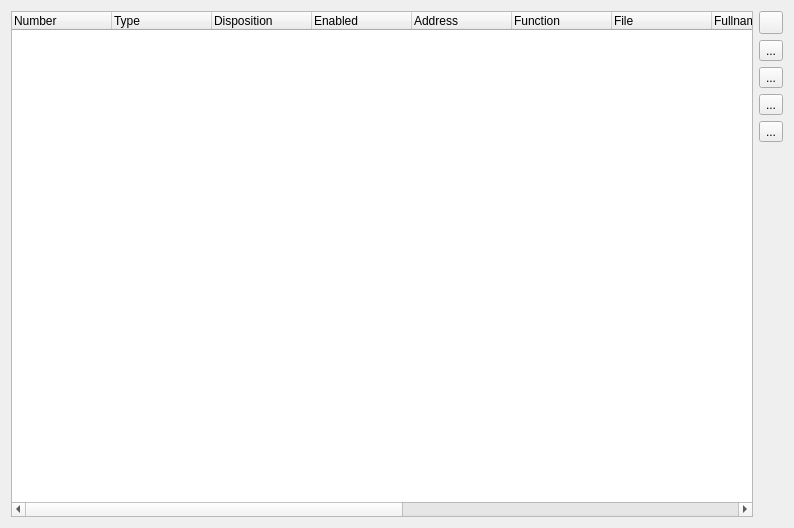
This is src/SeerBreakpointsBrowserWidget.ui in epasveer/seer as Qt 5 draws it before an edit. The edited form follows.
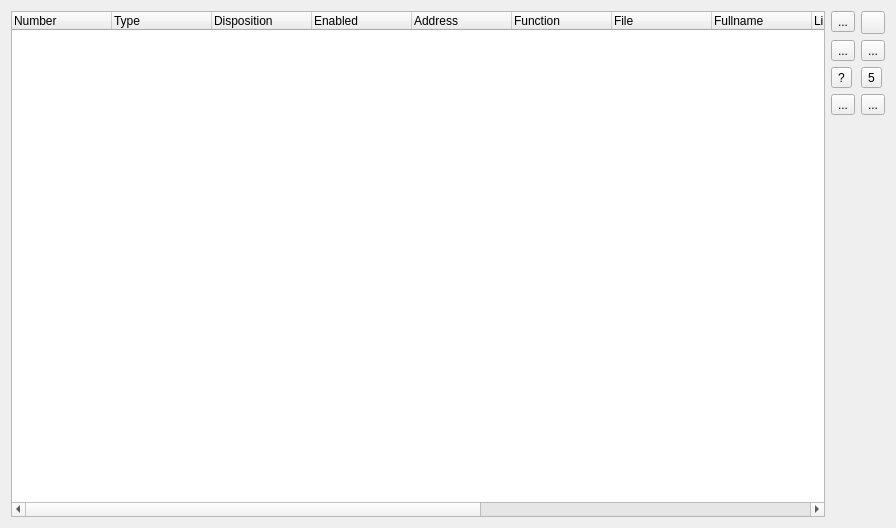
This is the edited form. Icons and pictures are not drawn.

Commit message: First pass at adding break commands/conditions/ignores.

```diff
--- a/src/SeerBreakpointsBrowserWidget.ui
+++ b/src/SeerBreakpointsBrowserWidget.ui
@@ -6,7 +6,7 @@
    <rect>
     <x>0</x>
     <y>0</y>
-    <width>794</width>
+    <width>896</width>
     <height>528</height>
    </rect>
   </property>
@@ -92,8 +92,22 @@
     </widget>
    </item>
    <item row="0" column="1">
-    <layout class="QVBoxLayout" name="verticalLayout">
-     <item>
+    <layout class="QFormLayout" name="formLayout">
+     <item row="0" column="0">
+      <widget class="QToolButton" name="addBreakpointToolButton">
+       <property name="toolTip">
+        <string>Add a new breakpoint.</string>
+       </property>
+       <property name="text">
+        <string>...</string>
+       </property>
+       <property name="icon">
+        <iconset resource="resource.qrc">
+         <normaloff>:/seer/resources/RelaxLightIcons/document-new.svg</normaloff>:/seer/resources/RelaxLightIcons/document-new.svg</iconset>
+       </property>
+      </widget>
+     </item>
+     <item row="0" column="1">
       <widget class="QToolButton" name="refreshBreakpointsToolButton">
        <property name="toolTip">
         <string>Refresh the list of breakpoints.</string>
@@ -107,35 +121,7 @@
        </property>
       </widget>
      </item>
-     <item>
-      <widget class="QToolButton" name="addBreakpointToolButton">
-       <property name="toolTip">
-        <string>Add a new breakpoint.</string>
-       </property>
-       <property name="text">
-        <string>...</string>
-       </property>
-       <property name="icon">
-        <iconset resource="resource.qrc">
-         <normaloff>:/seer/resources/RelaxLightIcons/document-new.svg</normaloff>:/seer/resources/RelaxLightIcons/document-new.svg</iconset>
-       </property>
-      </widget>
-     </item>
-     <item>
-      <widget class="QToolButton" name="deleteBreakpointsToolButton">
-       <property name="toolTip">
-        <string>Delete selected breakpoints.</string>
-       </property>
-       <property name="text">
-        <string>...</string>
-       </property>
-       <property name="icon">
-        <iconset resource="resource.qrc">
-         <normaloff>:/seer/resources/RelaxLightIcons/edit-delete.svg</normaloff>:/seer/resources/RelaxLightIcons/edit-delete.svg</iconset>
-       </property>
-      </widget>
-     </item>
-     <item>
+     <item row="1" column="0">
       <widget class="QToolButton" name="enableBreakpointsToolButton">
        <property name="toolTip">
         <string>Enable selected breakpoints.</string>
@@ -149,7 +135,7 @@
        </property>
       </widget>
      </item>
-     <item>
+     <item row="1" column="1">
       <widget class="QToolButton" name="disableBreakpointsToolButton">
        <property name="toolTip">
         <string>Disable selected breakpoints.</string>
@@ -163,8 +149,69 @@
        </property>
       </widget>
      </item>
-     <item>
-      <spacer name="verticalSpacer">
+     <item row="2" column="0">
+      <widget class="QToolButton" name="conditionBreakpointToolButton">
+       <property name="toolTip">
+        <string>Add condition to selected breakpoint.</string>
+       </property>
+       <property name="text">
+        <string>?</string>
+       </property>
+      </widget>
+     </item>
+     <item row="2" column="1">
+      <widget class="QToolButton" name="ignoreBreakpointToolButton">
+       <property name="toolTip">
+        <string>Add ignore count to selected breakpoint.</string>
+       </property>
+       <property name="text">
+        <string>5</string>
+       </property>
+      </widget>
+     </item>
+     <item row="3" column="0">
+      <widget class="QToolButton" name="commandsBreakpointToolButton">
+       <property name="toolTip">
+        <string>Add commands to selected breakpoint.</string>
+       </property>
+       <property name="text">
+        <string>...</string>
+       </property>
+       <property name="icon">
+        <iconset resource="resource.qrc">
+         <normaloff>:/seer/resources/RelaxLightIcons/go-next.svg</normaloff>:/seer/resources/RelaxLightIcons/go-next.svg</iconset>
+       </property>
+      </widget>
+     </item>
+     <item row="3" column="1">
+      <widget class="QToolButton" name="deleteBreakpointsToolButton">
+       <property name="toolTip">
+        <string>Delete selected breakpoints.</string>
+       </property>
+       <property name="text">
+        <string>...</string>
+       </property>
+       <property name="icon">
+        <iconset resource="resource.qrc">
+         <normaloff>:/seer/resources/RelaxLightIcons/edit-delete.svg</normaloff>:/seer/resources/RelaxLightIcons/edit-delete.svg</iconset>
+       </property>
+      </widget>
+     </item>
+     <item row="4" column="0">
+      <spacer name="verticalSpacer_1">
+       <property name="orientation">
+        <enum>Qt::Vertical</enum>
+       </property>
+       <property name="sizeHint" stdset="0">
+        <size>
+         <width>20</width>
+         <height>40</height>
+        </size>
+       </property>
+      </spacer>
+     </item>
+     <item row="4" column="1">
+      <spacer name="verticalSpacer_2">
        <property name="orientation">
         <enum>Qt::Vertical</enum>
        </property>
```
The commit also changes 7 other files.
